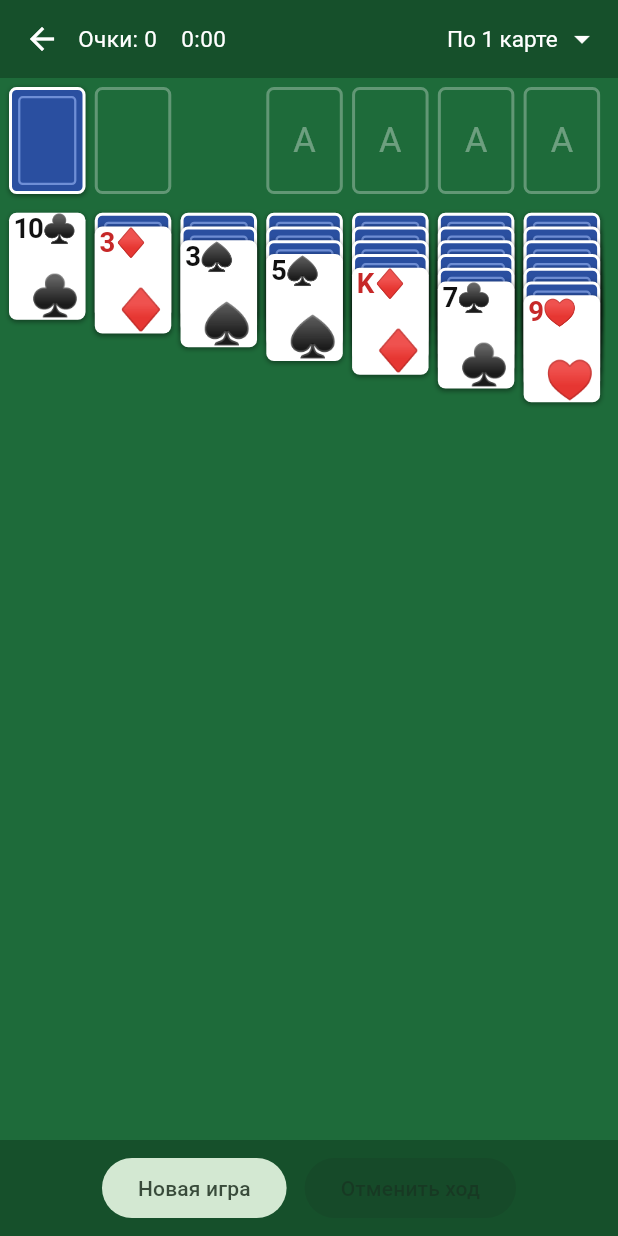
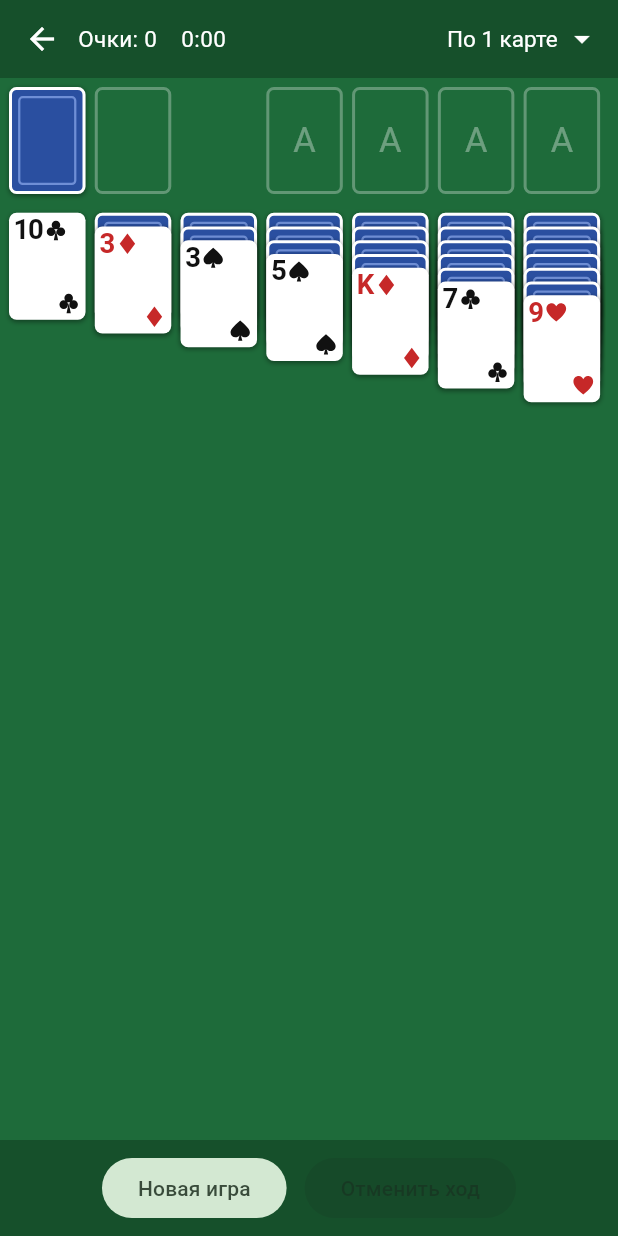
Before and after one commit to pale-fire-page/Cards_durak_kosynka, a Flutter app: the screen it shows after launch, after a tap on "Косынка", on a phone screen of 412 x 824 dp. Run offline on Flutter 3.47's test engine with Material 3 defaults, Android fonts, the phone set to English and light mode, and no system bars; our stand-ins replace shared_preferences.

Commit message:
Масти рисуются векторно: тоньше, нижняя масть того же размера, что верхняя
Co-Authored-By: Claude Opus 5.5 <noreply@anthropic.com>
Claude-Session: https://claude.ai/code/session_0135rkDeQCXeukehWNjcoqXh

```diff
--- a/lib/common/playing_card_view.dart
+++ b/lib/common/playing_card_view.dart
@@ -42,6 +42,7 @@ class PlayingCardView extends StatelessWidget {
       );
     }
     final color = card.isRed ? const Color(0xFFC62828) : const Color(0xFF111111);
+    final suitSize = width * 0.28;
     return Container(
       width: width,
       height: h,
@@ -49,9 +50,10 @@ class PlayingCardView extends StatelessWidget {
       child: Stack(children: [
         Positioned(
           left: width * 0.07,
-          top: width * 0.04,
-          child: Text(
-            '${card.rankLabel}${card.suitLabel}',
+          top: width * 0.05,
+          child: Row(crossAxisAlignment: CrossAxisAlignment.center, children: [
+            Text(
+              card.rankLabel,
               style: TextStyle(
                 color: color,
                 fontSize: width * 0.36,
@@ -60,16 +62,89 @@ class PlayingCardView extends StatelessWidget {
                 letterSpacing: -1,
               ),
             ),
+            SizedBox(width: width * 0.03),
+            SuitIcon(suit: card.suit, size: suitSize, color: color),
+          ]),
         ),
         Positioned(
-          right: width * 0.07,
-          bottom: width * 0.04,
-          child: Text(card.suitLabel,
-              style: TextStyle(color: color, fontSize: width * 0.52, height: 1)),
+          right: width * 0.08,
+          bottom: width * 0.08,
+          child: SuitIcon(suit: card.suit, size: suitSize, color: color),
         ),
       ]),
     );
   }
+}
+
+/// Масть, нарисованная векторно: одинаково выглядит на любом телефоне
+/// (символы ♠♥♦♣ из шрифта Android рисует жирными или как эмодзи).
+class SuitIcon extends StatelessWidget {
+  final int suit;
+  final double size;
+  final Color color;
+  const SuitIcon({super.key, required this.suit, required this.size, required this.color});
+
+  @override
+  Widget build(BuildContext context) =>
+      CustomPaint(size: Size.square(size), painter: _SuitPainter(suit, color));
+}
+
+class _SuitPainter extends CustomPainter {
+  final int suit;
+  final Color color;
+  _SuitPainter(this.suit, this.color);
+
+  @override
+  void paint(Canvas canvas, Size size) {
+    final s = size.width;
+    final p = Path();
+    void m(double x, double y) => p.moveTo(x * s, y * s);
+    void l(double x, double y) => p.lineTo(x * s, y * s);
+    void c(double a, double b, double c2, double d, double e, double f) =>
+        p.cubicTo(a * s, b * s, c2 * s, d * s, e * s, f * s);
+    switch (suit) {
+      case 1: // ♥
+        m(.5, .92);
+        c(.18, .66, .04, .48, .04, .31);
+        c(.04, .16, .15, .06, .29, .06);
+        c(.39, .06, .46, .12, .5, .21);
+        c(.54, .12, .61, .06, .71, .06);
+        c(.85, .06, .96, .16, .96, .31);
+        c(.96, .48, .82, .66, .5, .92);
+        p.close();
+      case 2: // ♦
+        m(.5, .02);
+        l(.86, .5);
+        l(.5, .98);
+        l(.14, .5);
+        p.close();
+      case 0: // ♠
+        m(.5, .04);
+        c(.2, .3, .05, .45, .05, .6);
+        c(.05, .74, .15, .82, .28, .82);
+        c(.36, .82, .43, .78, .47, .72);
+        l(.4, .98);
+        l(.6, .98);
+        l(.53, .72);
+        c(.57, .78, .64, .82, .72, .82);
+        c(.85, .82, .95, .74, .95, .6);
+        c(.95, .45, .8, .3, .5, .04);
+        p.close();
+      default: // ♣
+        p.addOval(Rect.fromCircle(center: Offset(.5 * s, .27 * s), radius: .2 * s));
+        p.addOval(Rect.fromCircle(center: Offset(.27 * s, .58 * s), radius: .2 * s));
+        p.addOval(Rect.fromCircle(center: Offset(.73 * s, .58 * s), radius: .2 * s));
+        m(.5, .5);
+        l(.6, .98);
+        l(.4, .98);
+        p.close();
+        p.fillType = PathFillType.nonZero;
+    }
+    canvas.drawPath(p, Paint()..color = color..isAntiAlias = true);
+  }
+
+  @override
+  bool shouldRepaint(_SuitPainter old) => old.suit != suit || old.color != color;
 }
 
 /// Пустое место под стопку.
```
Lines whose indentation alone changed are shown as unchanged.
